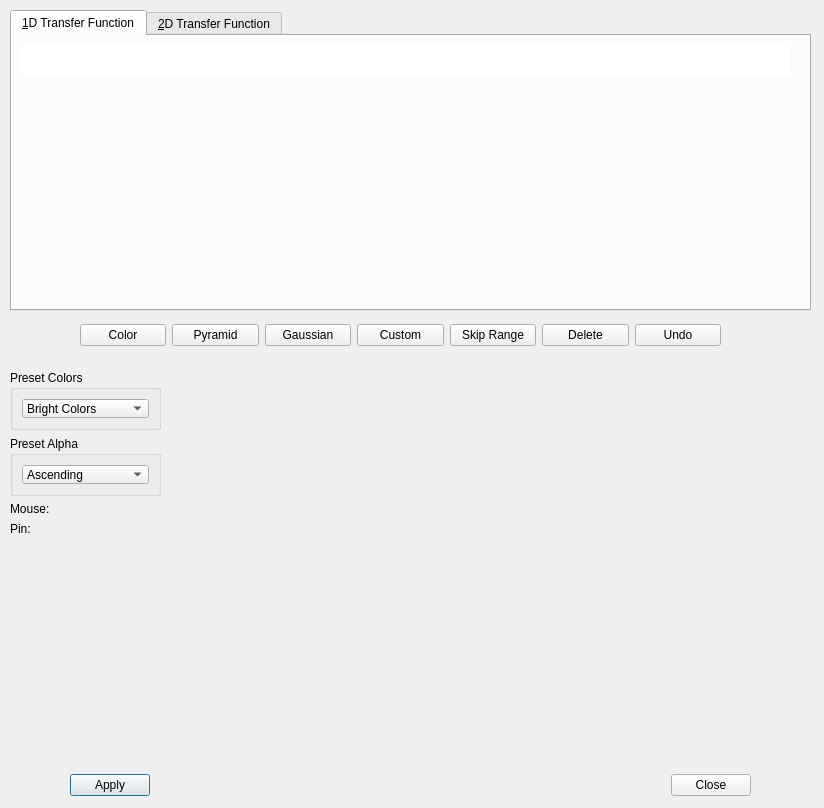
First picture: the form in vox-desk-qt/src/vvtfdialog.ui, repository deskvox/deskvox, before the edit.
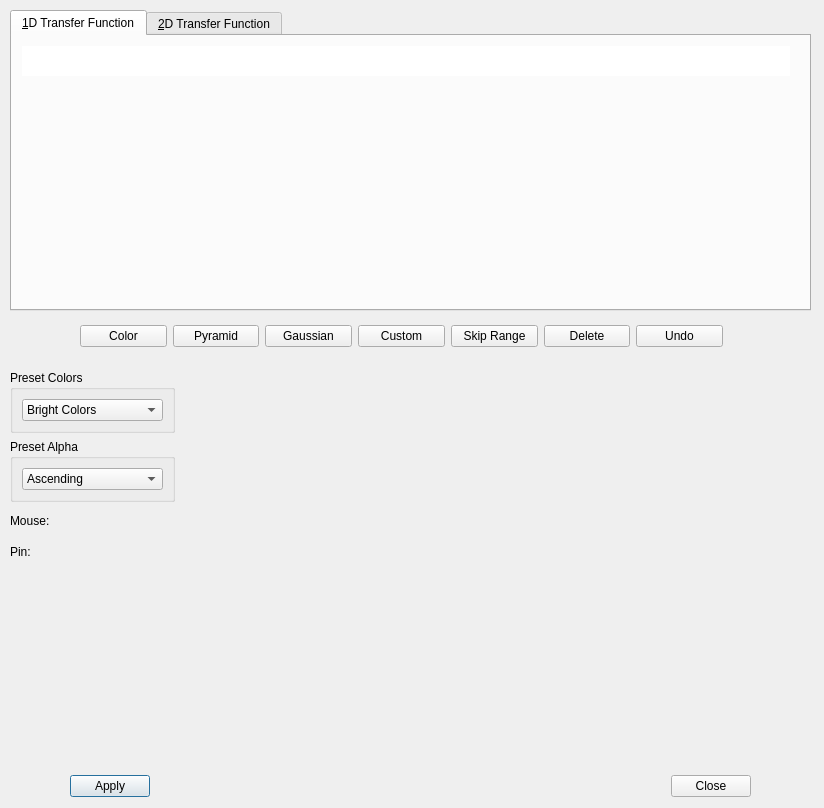
Second picture: the form after the edit.

Patch:
```diff
--- a/vox-desk-qt/src/vvtfdialog.ui
+++ b/vox-desk-qt/src/vvtfdialog.ui
@@ -73,7 +73,7 @@
      <x>70</x>
      <y>770</y>
      <width>681</width>
-     <height>31</height>
+     <height>32</height>
     </rect>
    </property>
    <layout class="QHBoxLayout" name="dialogButtonLayout">
@@ -111,8 +111,8 @@
     <rect>
      <x>80</x>
      <y>320</y>
-     <width>641</width>
-     <height>31</height>
+     <width>643</width>
+     <height>32</height>
     </rect>
    </property>
    <layout class="QHBoxLayout" name="widgetButtonLayout">
@@ -172,8 +172,8 @@
     <rect>
      <x>10</x>
      <y>370</y>
-     <width>151</width>
-     <height>166</height>
+     <width>165</width>
+     <height>194</height>
     </rect>
    </property>
    <layout class="QVBoxLayout" name="verticalLayout">
@@ -182,7 +182,7 @@
       <property name="title">
        <string>Preset Colors</string>
       </property>
-      <layout class="QHBoxLayout" name="horizontalLayout_3">
+      <layout class="QVBoxLayout" name="verticalLayout_3">
        <item>
         <widget class="QComboBox" name="presetColorsBox">
          <item>
@@ -235,7 +235,7 @@
       <property name="title">
        <string>Preset Alpha</string>
       </property>
-      <layout class="QHBoxLayout" name="horizontalLayout_4">
+      <layout class="QVBoxLayout" name="verticalLayout_2">
        <item>
         <widget class="QComboBox" name="presetAlphaBox">
          <item>
```
